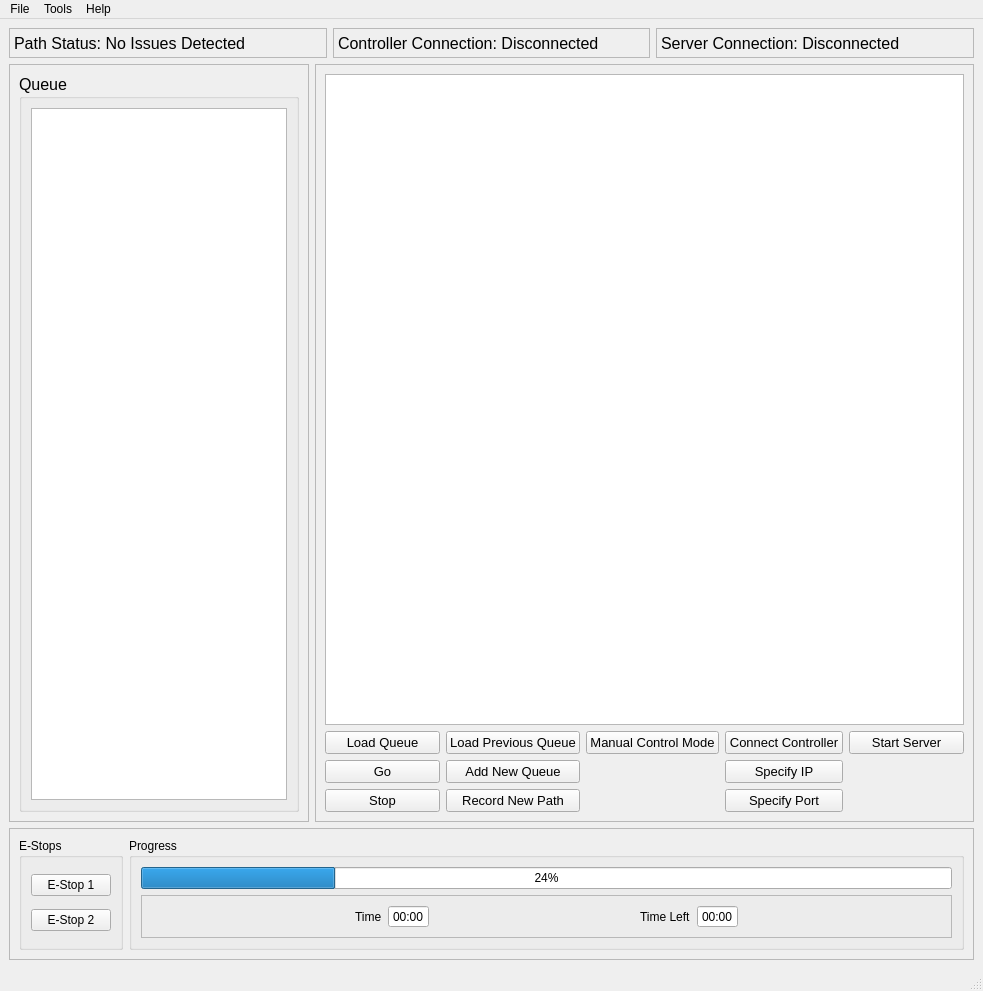
Qt form main_window_robot.ui (rybitski/scenery-robot) before a commit.
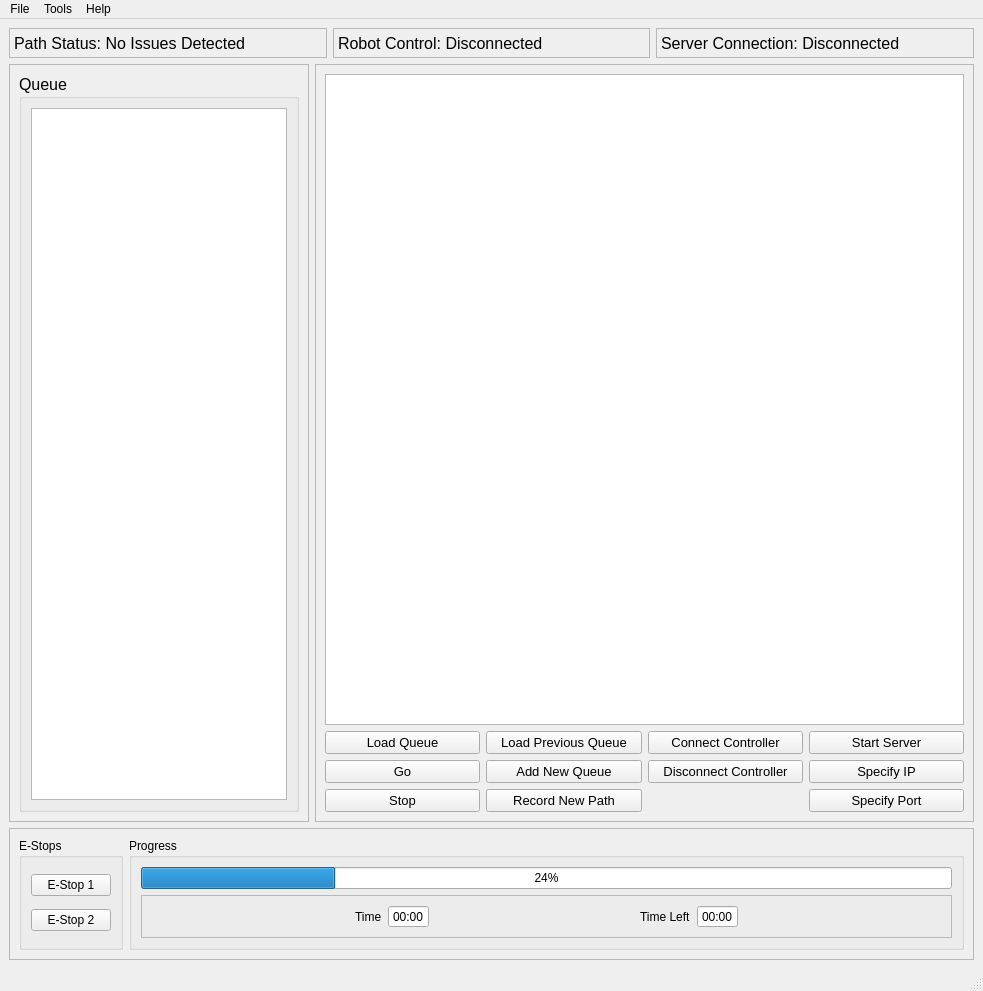
The same form after that commit.

```diff
--- a/main_window_robot.ui
+++ b/main_window_robot.ui
@@ -167,27 +167,27 @@
          </item>
          <item row="1" column="0">
           <layout class="QGridLayout" name="gridLayout_2">
-           <item row="1" column="0">
-            <widget class="QPushButton" name="queueGo">
+           <item row="0" column="1">
+            <widget class="QPushButton" name="queueLoadPrev">
              <property name="font">
               <font>
                <pointsize>10</pointsize>
               </font>
              </property>
              <property name="text">
-              <string>Go</string>
+              <string>Load Previous Queue</string>
              </property>
             </widget>
            </item>
-           <item row="3" column="3">
-            <widget class="QPushButton" name="portSpecify">
+           <item row="3" column="1">
+            <widget class="QPushButton" name="recordPath">
              <property name="font">
               <font>
                <pointsize>10</pointsize>
               </font>
              </property>
              <property name="text">
-              <string>Specify Port</string>
+              <string>Record New Path</string>
              </property>
             </widget>
            </item>
@@ -203,6 +203,18 @@
              </property>
             </widget>
            </item>
+           <item row="0" column="2">
+            <widget class="QPushButton" name="controllerConnect">
+             <property name="font">
+              <font>
+               <pointsize>10</pointsize>
+              </font>
+             </property>
+             <property name="text">
+              <string>Connect Controller</string>
+             </property>
+            </widget>
+           </item>
            <item row="1" column="3">
             <widget class="QPushButton" name="ipSpecify">
              <property name="font">
@@ -215,6 +227,54 @@
              </property>
             </widget>
            </item>
+           <item row="3" column="3">
+            <widget class="QPushButton" name="portSpecify">
+             <property name="font">
+              <font>
+               <pointsize>10</pointsize>
+              </font>
+             </property>
+             <property name="text">
+              <string>Specify Port</string>
+             </property>
+            </widget>
+           </item>
+           <item row="1" column="2">
+            <widget class="QPushButton" name="controllerDisconnect">
+             <property name="font">
+              <font>
+               <pointsize>10</pointsize>
+              </font>
+             </property>
+             <property name="text">
+              <string>Disconnect Controller</string>
+             </property>
+            </widget>
+           </item>
+           <item row="0" column="3">
+            <widget class="QPushButton" name="serverStart">
+             <property name="font">
+              <font>
+               <pointsize>10</pointsize>
+              </font>
+             </property>
+             <property name="text">
+              <string>Start Server</string>
+             </property>
+            </widget>
+           </item>
+           <item row="1" column="0">
+            <widget class="QPushButton" name="queueGo">
+             <property name="font">
+              <font>
+               <pointsize>10</pointsize>
+              </font>
+             </property>
+             <property name="text">
+              <string>Go</string>
+             </property>
+            </widget>
+           </item>
            <item row="3" column="0">
             <widget class="QPushButton" name="queueStop">
              <property name="font">
@@ -227,18 +287,6 @@
              </property>
             </widget>
            </item>
-           <item row="0" column="3">
-            <widget class="QPushButton" name="controllerConnect">
-             <property name="font">
-              <font>
-               <pointsize>10</pointsize>
-              </font>
-             </property>
-             <property name="text">
-              <string>Connect Controller</string>
-             </property>
-            </widget>
-           </item>
            <item row="1" column="1">
             <widget class="QPushButton" name="queueAdd">
              <property name="font">
@@ -251,54 +299,6 @@
              </property>
             </widget>
            </item>
-           <item row="0" column="1">
-            <widget class="QPushButton" name="queueLoadPrev">
-             <property name="font">
-              <font>
-               <pointsize>10</pointsize>
-              </font>
-             </property>
-             <property name="text">
-              <string>Load Previous Queue</string>
-             </property>
-            </widget>
-           </item>
-           <item row="0" column="4">
-            <widget class="QPushButton" name="serverStart">
-             <property name="font">
-              <font>
-               <pointsize>10</pointsize>
-              </font>
-             </property>
-             <property name="text">
-              <string>Start Server</string>
-             </property>
-            </widget>
-           </item>
-           <item row="3" column="1">
-            <widget class="QPushButton" name="recordPath">
-             <property name="font">
-              <font>
-               <pointsize>10</pointsize>
-              </font>
-             </property>
-             <property name="text">
-              <string>Record New Path</string>
-             </property>
-            </widget>
-           </item>
-           <item row="0" column="2">
-            <widget class="QPushButton" name="manualControl">
-             <property name="font">
-              <font>
-               <pointsize>10</pointsize>
-              </font>
-             </property>
-             <property name="text">
-              <string>Manual Control Mode</string>
-             </property>
-            </widget>
-           </item>
           </layout>
          </item>
         </layout>
@@ -451,7 +451,7 @@
      </widget>
     </item>
     <item row="0" column="1">
-     <widget class="QLabel" name="controller_connection_label_2">
+     <widget class="QLabel" name="robot_control_mode">
       <property name="sizePolicy">
        <sizepolicy hsizetype="Expanding" vsizetype="Preferred">
         <horstretch>0</horstretch>
@@ -467,7 +467,7 @@
        <enum>QFrame::StyledPanel</enum>
       </property>
       <property name="text">
-       <string>Controller Connection: Disconnected</string>
+       <string>Robot Control: Disconnected</string>
       </property>
      </widget>
     </item>
```
